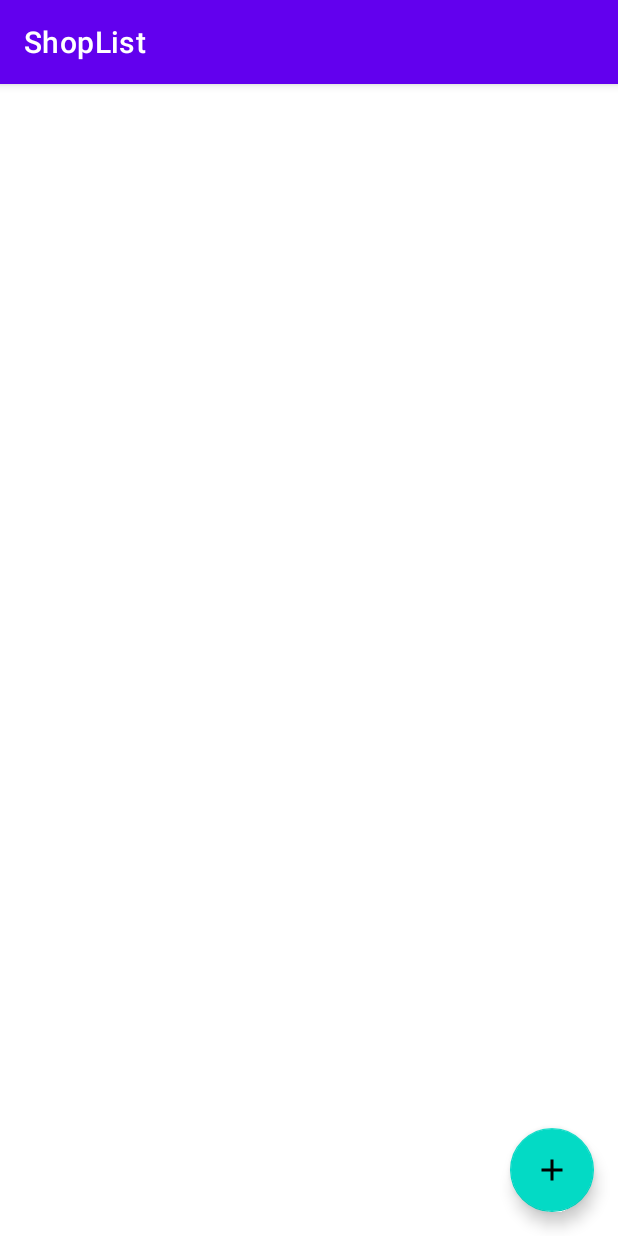
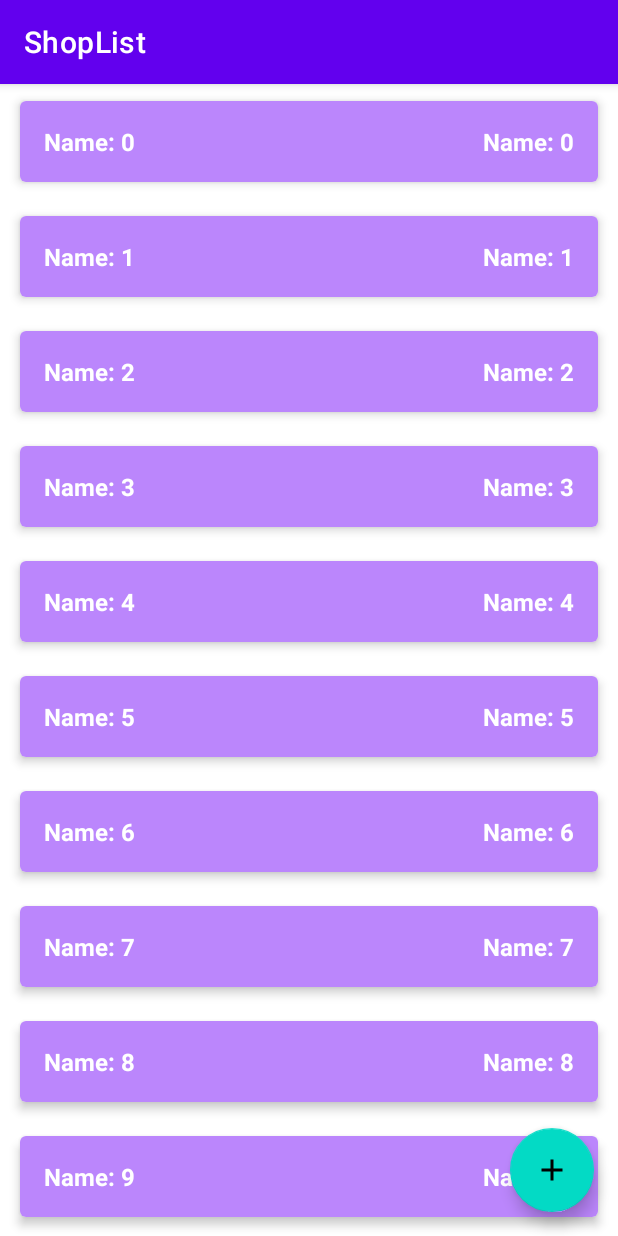
Before and after one commit to Gozzi-G/ShopList, an Android app: the screen it shows after launch (MainActivity), on a phone screen of 412 x 824 dp. Run offline under Robolectric (Android 15) with nearby library versions, the phone set to English and light mode, and no system bars.

Commit message:
Add adapter

```diff
--- a/app/src/main/java/com/demo/shoplist/data/ShopListRepositoryImpl.kt
+++ b/app/src/main/java/com/demo/shoplist/data/ShopListRepositoryImpl.kt
@@ -8,9 +8,10 @@ import java.lang.RuntimeException
 
 object ShopListRepositoryImpl : ShopListRepository {
 
-    private val shopList = mutableListOf<ShopItem>()
+    private val shopList = sortedSetOf<ShopItem>(
+        { o1, o2 -> o1.id.compareTo(o2.id) }
+    )
     private val shopListFromLiveData = MutableLiveData<List<ShopItem>>()
-
     private var autoIncrementId = 0
 
     init {
@@ -21,7 +22,7 @@ object ShopListRepositoryImpl : ShopListRepository {
     }
 
     override fun addShopItem(shopItem: ShopItem) {
-        if (shopItem.id == ShopItem.UNDEFINED_ID ) {
+        if (shopItem.id == ShopItem.UNDEFINED_ID) {
             shopItem.id = autoIncrementId++
         }
         shopList.add(shopItem)
--- a/app/src/main/java/com/demo/shoplist/presentation/MainActivity.kt
+++ b/app/src/main/java/com/demo/shoplist/presentation/MainActivity.kt
@@ -2,19 +2,42 @@ package com.demo.shoplist.presentation
 
 import android.os.Bundle
 import android.util.Log
+import android.view.LayoutInflater
+import android.widget.LinearLayout
+import android.widget.TextView
 import androidx.appcompat.app.AppCompatActivity
 import androidx.lifecycle.Observer
 import androidx.lifecycle.ViewModelProvider
+import androidx.recyclerview.widget.RecyclerView
 import com.demo.shoplist.R
+import com.demo.shoplist.domain.ShopItem
 
 class MainActivity : AppCompatActivity() {
     private lateinit var viewModel: MainViewModel
+    lateinit var shopListAdapter: ShopListAdapter
+
     override fun onCreate(savedInstanceState: Bundle?) {
         super.onCreate(savedInstanceState)
         setContentView(R.layout.activity_main)
+        setUpRecyclerView()
         viewModel = ViewModelProvider(this).get(MainViewModel::class.java)
         viewModel.shopList.observe(this, Observer {
-            Log.d("MainActivityTest", it.toString())
+            shopListAdapter.shopList = it
         })
     }
+
+
+    private fun setUpRecyclerView() {
+        val rvShopList = findViewById<RecyclerView>(R.id.rv_shop_list)
+        shopListAdapter = ShopListAdapter()
+        rvShopList.adapter = shopListAdapter
+        rvShopList.recycledViewPool.setMaxRecycledViews(
+            ShopListAdapter.VIEW_TYPE_ENABLED,
+            ShopListAdapter.MAX_POOL_SIZE
+        )
+        rvShopList.recycledViewPool.setMaxRecycledViews(
+            ShopListAdapter.VIEW_TYPE_DISABLED,
+            ShopListAdapter.MAX_POOL_SIZE
+        )
+    }
 }
--- /dev/null
+++ b/app/src/main/java/com/demo/shoplist/presentation/ShopListAdapter.kt
@@ -0,0 +1,65 @@
+package com.demo.shoplist.presentation
+
+import android.view.LayoutInflater
+import android.view.View
+import android.view.ViewGroup
+import android.widget.TextView
+import androidx.recyclerview.widget.RecyclerView
+import com.demo.shoplist.R
+import com.demo.shoplist.domain.ShopItem
+import java.lang.RuntimeException
+
+class ShopListAdapter : RecyclerView.Adapter<ShopListAdapter.ShopListViewHolder>() {
+
+    var shopList = listOf<ShopItem>()
+        set(value) {
+            field = value
+            notifyDataSetChanged()
+        }
+
+    override fun onCreateViewHolder(parent: ViewGroup, viewType: Int): ShopListViewHolder {
+        val layout = when (viewType) {
+            VIEW_TYPE_DISABLED -> R.layout.item_shop_disabled
+            VIEW_TYPE_ENABLED -> R.layout.item_shop_enabled
+            else -> throw RuntimeException("Unknown view type: $viewType")
+        }
+        val view = LayoutInflater.from(parent.context).inflate(layout, parent, false)
+        return ShopListViewHolder(view)
+    }
+
+    override fun onBindViewHolder(holder: ShopListViewHolder, position: Int) {
+        val shopItem = shopList[position]
+//        holder.itemView.setOnLongClickListener {
+//            true
+//        }
+        holder.tvName.text = shopItem.name
+        holder.tvCount.text = shopItem.name
+        holder.itemView.setOnLongClickListener { true }
+    }
+
+    override fun getItemCount(): Int {
+        return shopList.size
+    }
+
+    override fun getItemViewType(position: Int): Int {
+        val item = shopList[position]
+        return if (item.enabled) {
+            VIEW_TYPE_ENABLED
+        } else {
+            VIEW_TYPE_DISABLED
+        }
+    }
+
+    class ShopListViewHolder(private val view: View) : RecyclerView.ViewHolder(view) {
+        val tvName = view.findViewById<TextView>(R.id.tv_name)
+        val tvCount = view.findViewById<TextView>(R.id.tv_count)
+    }
+
+    companion object {
+        const val VIEW_TYPE_ENABLED = 0
+        const val VIEW_TYPE_DISABLED = 1
+
+        const val MAX_POOL_SIZE = 30
+    }
+
+}
--- a/app/src/main/res/layout/activity_main.xml
+++ b/app/src/main/res/layout/activity_main.xml
@@ -5,18 +5,6 @@
     android:layout_width="match_parent"
     android:layout_height="match_parent"
     tools:context=".presentation.MainActivity">
-
-    <ScrollView
-        android:layout_width="match_parent"
-        android:layout_height="match_parent">
-
-        <LinearLayout
-            android:id="@+id/ll_shop_list"
-            android:layout_width="match_parent"
-            android:layout_height="wrap_content"
-            android:orientation="vertical"
-            />
-    </ScrollView>
 
     <androidx.recyclerview.widget.RecyclerView
         android:id="@+id/rv_shop_list"
```
